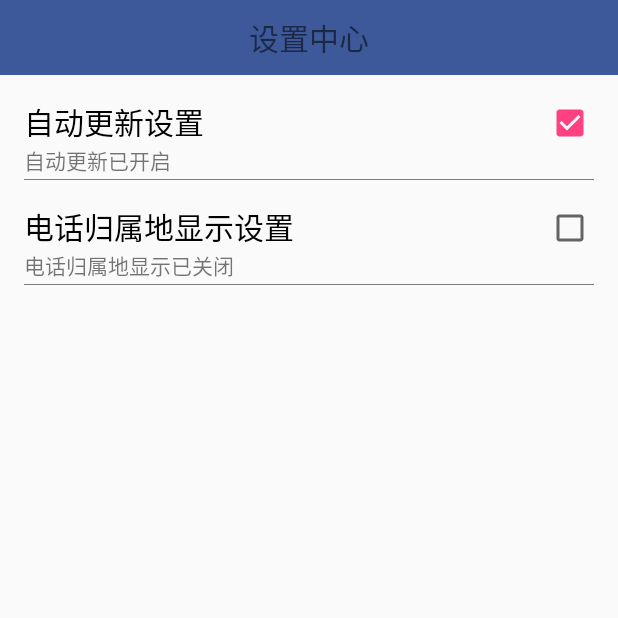
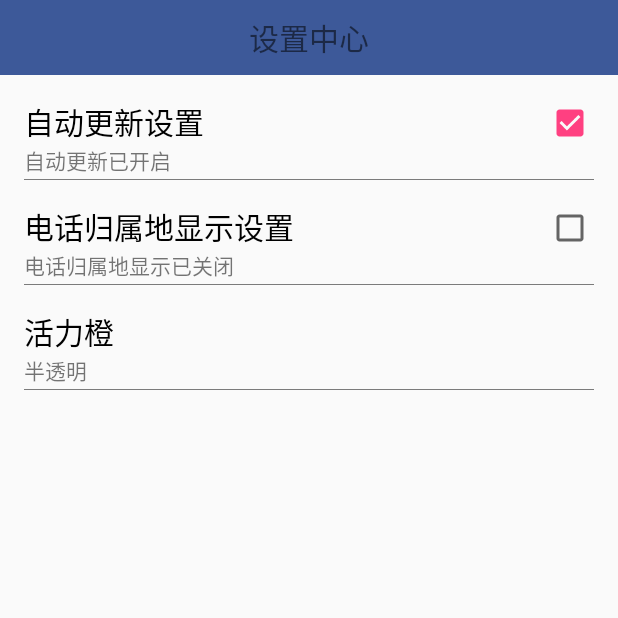
Before and after one commit to zcjxz/WEI_SHI_360, an Android app: the SettingActivity screen opened directly, with no data from a screen before it, on a phone screen of 412 x 824 dp, the top half of it. Run offline under Robolectric (Android 15) with nearby library versions, the phone set to English and light mode, and no system bars.

Commit message:
归属地显示框样式

```diff
--- a/app/src/main/java/com/zcj/wei_shi_360/activity/SettingActivity.java
+++ b/app/src/main/java/com/zcj/wei_shi_360/activity/SettingActivity.java
@@ -1,8 +1,10 @@
 package com.zcj.wei_shi_360.activity;
 
 import android.app.Activity;
+import android.app.AlertDialog;
 import android.content.BroadcastReceiver;
 import android.content.Context;
+import android.content.DialogInterface;
 import android.content.Intent;
 import android.content.SharedPreferences;
 import android.os.Bundle;
@@ -14,6 +16,7 @@ import com.zcj.wei_shi_360.R;
 import com.zcj.wei_shi_360.dbUtils.AddressUtils;
 import com.zcj.wei_shi_360.service.AddressService;
 import com.zcj.wei_shi_360.utils.ServiceStatusUtils;
+import com.zcj.wei_shi_360.view.SettingClickItemView;
 import com.zcj.wei_shi_360.view.SettingItemView;
 
 
@@ -22,7 +25,8 @@ public class SettingActivity extends AppCompatActivity {
     private SettingItemView sivUpdate;
     private SettingItemView sivAddress;
     private SharedPreferences mPerf;
-
+    private SettingClickItemView sivAddressStyle;
+    final String[] items=new String[]{"半透明","活力橙","卫士蓝","金属灰","苹果绿"};
     @Override
     protected void onCreate(Bundle savedInstanceState) {
         super.onCreate(savedInstanceState);
@@ -32,6 +36,8 @@ public class SettingActivity extends AppCompatActivity {
         initUpdate();
         //初始化归属地显示
         initAddressView();
+        //初始化归属地显示框风格
+        initAddressStyle();
     }
 
     @Override
@@ -93,5 +99,36 @@ public class SettingActivity extends AppCompatActivity {
         });
 
     }
+    private void initAddressStyle(){
+        String chosed_style=null;
+        sivAddressStyle = (SettingClickItemView) findViewById(R.id.siv_address_style);
+        sivAddressStyle.setTitle("归属地提示框风格");
+        sivAddressStyle.setTitle("活力橙");
+        int address_style = mPerf.getInt("address_style", 0);
+        sivAddressStyle.setDesc(items[address_style]);
+        sivAddressStyle.setOnClickListener(new View.OnClickListener() {
+            @Override
+            public void onClick(View v) {
+                showSingleChooseDailog();
+            }
+        });
+    }
+
+    private void showSingleChooseDailog() {
+        AlertDialog.Builder builder=new AlertDialog.Builder(this);
+        builder.setTitle("选择归属地提示框风格");
+        int address_style = mPerf.getInt("address_style", 0);
+        builder.setSingleChoiceItems(items,address_style,new DialogInterface.OnClickListener(){
+
+            @Override
+            public void onClick(DialogInterface dialog, int which) {
+            mPerf.edit().putInt("address_style",which).commit();
+            dialog.dismiss();
+            sivAddressStyle.setDesc(items[which]);
+            }
+        });
+        builder.setNegativeButton("取消", null);
+        builder.show();
+    }
 
 }
--- /dev/null
+++ b/app/src/main/java/com/zcj/wei_shi_360/view/SettingClickItemView.java
@@ -0,0 +1,46 @@
+package com.zcj.wei_shi_360.view;
+
+import android.content.Context;
+import android.util.AttributeSet;
+import android.view.View;
+import android.widget.CheckBox;
+import android.widget.RelativeLayout;
+import android.widget.TextView;
+
+import com.zcj.wei_shi_360.R;
+
+public class SettingClickItemView extends RelativeLayout{
+
+    private TextView Title;
+    private TextView Desc;
+    private String NAMESPACE="http://schemas.android.com/apk/res-auto";
+
+    public SettingClickItemView(Context context) {
+        super(context);
+        initView();
+    }
+
+    public SettingClickItemView(Context context, AttributeSet attrs) {
+        super(context, attrs);
+        initView();
+
+    }
+
+    public SettingClickItemView(Context context, AttributeSet attrs, int defStyleAttr) {
+        super(context, attrs, defStyleAttr);
+        initView();
+    }
+
+    private void initView(){
+        View.inflate(getContext(), R.layout.view_setting_click_item,this);
+        Title = (TextView) findViewById(R.id.tv_title);
+        Desc = (TextView) findViewById(R.id.tv_decs);
+    }
+    public void setTitle(String title){
+        Title.setText(title);
+    }
+    public void setDesc(String desc){
+        Desc.setText(desc);
+    }
+
+}
--- a/app/src/main/res/layout/activity_setting.xml
+++ b/app/src/main/res/layout/activity_setting.xml
@@ -22,4 +22,9 @@
         item:desc_on="电话归属地显示已开启"
         item:desc_off="电话归属地显示已关闭"
         />
+    <com.zcj.wei_shi_360.view.SettingClickItemView
+        android:id="@+id/siv_address_style"
+        android:layout_width="match_parent"
+        android:layout_height="wrap_content"
+        />
 </LinearLayout>
--- /dev/null
+++ b/app/src/main/res/layout/view_setting_click_item.xml
@@ -0,0 +1,31 @@
+<?xml version="1.0" encoding="utf-8"?>
+
+    <RelativeLayout
+        xmlns:android="http://schemas.android.com/apk/res/android"
+        android:layout_width="match_parent"
+        android:layout_height="70dp"
+        android:paddingTop="16dp"
+        android:paddingRight="16dp"
+        android:paddingLeft="16dp"
+        android:paddingBottom="0dp">
+        <TextView
+            android:id="@+id/tv_title"
+            android:layout_width="wrap_content"
+            android:layout_height="wrap_content"
+            android:text="我是标题"
+            android:textSize="20sp"
+            android:textColor="#000"/>
+        <TextView
+            android:id="@+id/tv_decs"
+            android:layout_below="@id/tv_title"
+            android:layout_width="wrap_content"
+            android:layout_height="wrap_content"
+            android:text="选择状态"/>
+
+        <View
+            android:layout_width="match_parent"
+            android:layout_height="0.2dp"
+            android:background="#7b7b7b"
+            android:layout_alignParentBottom="true"/>
+
+    </RelativeLayout>
```
Also changed, not shown: app/src/main/java/com/zcj/wei_shi_360/service/AddressService.java (+43 -5 lines), app/src/main/res/layout/address_show.xml (added, +18 -0 lines), app/src/main/res/drawable/call_locate_blue.9.png (added), app/src/main/res/drawable/call_locate_gray.9.png (added), app/src/main/res/drawable/call_locate_green.9.png (added), app/src/main/res/drawable/call_locate_orange.9.png (added), app/src/main/res/drawable/call_locate_white.9.png (added).
